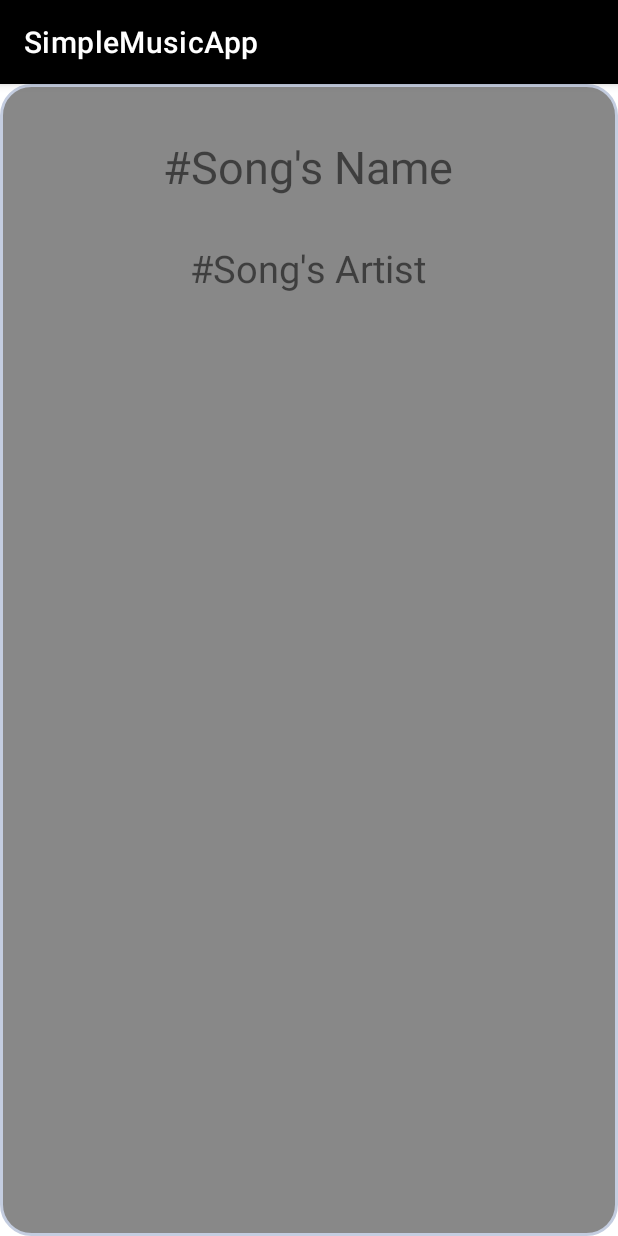
After one commit to MuhammedElsaid/SimpleMusicApp, an Android app: the fragment SongCoverFragment shown on its own in the app's theme, on a phone screen of 412 x 824 dp. The commit adds this screen. Run offline under Robolectric (Android 15) with nearby library versions, the phone set to English and light mode, and no system bars.

Commit message:
Renamed some files

```diff
--- /dev/null
+++ b/app/src/main/java/com/tobi/simplemusicapp/SongCoverFragment.java
@@ -0,0 +1,41 @@
+package com.tobi.simplemusicapp;
+
+import android.os.Bundle;
+import android.view.LayoutInflater;
+import android.view.View;
+import android.view.ViewGroup;
+
+import androidx.annotation.NonNull;
+import androidx.fragment.app.Fragment;
+import androidx.navigation.fragment.NavHostFragment;
+
+import com.tobi.simplemusicapp.databinding.SongcoverFragmentBinding;
+
+public class SongCoverFragment extends Fragment {
+
+    private SongcoverFragmentBinding binding;
+
+    @Override
+    public View onCreateView(
+            LayoutInflater inflater, ViewGroup container,
+            Bundle savedInstanceState
+    ) {
+
+        binding = SongcoverFragmentBinding.inflate(inflater, container, false);
+
+        return binding.getRoot();
+
+    }
+
+    public void onViewCreated(@NonNull View view, Bundle savedInstanceState) {
+        super.onViewCreated(view, savedInstanceState);
+
+    }
+
+    @Override
+    public void onDestroyView() {
+        super.onDestroyView();
+        binding = null;
+    }
+
+}
--- /dev/null
+++ b/app/src/main/res/layout/songcover_fragment.xml
@@ -0,0 +1,33 @@
+<?xml version="1.0" encoding="utf-8"?>
+<LinearLayout xmlns:android="http://schemas.android.com/apk/res/android"
+    xmlns:app="http://schemas.android.com/apk/res-auto"
+    xmlns:tools="http://schemas.android.com/tools"
+    android:layout_width="match_parent"
+    android:layout_height="match_parent"
+    tools:context=".SongCoverFragment">
+
+    <LinearLayout
+        android:orientation="vertical"
+        android:layout_width="match_parent"
+        android:layout_height="match_parent"
+        android:layout_gravity="start|fill_vertical|fill"
+        android:background="@drawable/rounded_corner_linear_layout">
+        <TextView
+            android:layout_width="wrap_content"
+            android:layout_height="wrap_content"
+            android:text="#Song's Name"
+            android:layout_gravity="center"
+            android:layout_marginTop="30dp"
+            android:textSize="30dp" />
+
+        <TextView
+            android:layout_width="wrap_content"
+            android:layout_height="wrap_content"
+            android:text="#Song's Artist"
+            android:layout_gravity="center"
+            android:layout_marginTop="30dp"
+            android:textSize="25dp"
+            />
+
+    </LinearLayout>
+</LinearLayout>
```
Also changed, not shown: app/src/main/java/com/tobi/simplemusicapp/FirstFragment.java (deleted, +0 -37 lines), app/src/main/java/com/tobi/simplemusicapp/MainActivity.java (+2 -17 lines), app/src/main/java/com/tobi/simplemusicapp/PlaylistFragment.java (added, +43 -0 lines), app/src/main/java/com/tobi/simplemusicapp/SecondFragment.java (deleted, +0 -40 lines), app/src/main/res/layout/fragment_first.xml (deleted, +0 -29 lines), app/src/main/res/layout/fragment_second.xml (deleted, +0 -33 lines), app/src/main/res/layout/playlist_fragment.xml (added, +29 -0 lines), 74 other files.
